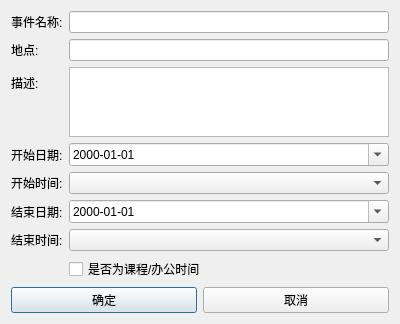
Old version of the form ui/forms/AddEventDialog.ui in the repository r-b-cheng/software_engineering_project.
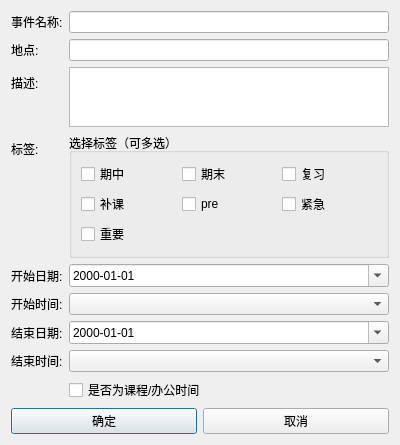
New version of the form.

What changed in the file:
```diff
--- a/ui/forms/AddEventDialog.ui
+++ b/ui/forms/AddEventDialog.ui
@@ -7,7 +7,7 @@
     <x>0</x>
     <y>0</y>
     <width>400</width>
-    <height>320</height>
+    <height>400</height>
    </rect>
   </property>
   <property name="windowTitle">
@@ -51,19 +51,84 @@
        <property name="maximumSize">
         <size>
          <width>16777215</width>
-         <height>80</height>
+         <height>60</height>
         </size>
        </property>
       </widget>
      </item>
      <item row="3" column="0">
+      <widget class="QLabel" name="tagsLabel">
+       <property name="text">
+        <string>标签:</string>
+       </property>
+      </widget>
+     </item>
+     <item row="3" column="1">
+      <widget class="QGroupBox" name="tagsGroup">
+       <property name="title">
+        <string>选择标签（可多选）</string>
+       </property>
+       <layout class="QGridLayout" name="tagsLayout">
+        <item row="0" column="0">
+         <widget class="QCheckBox" name="midtermCheck">
+          <property name="text">
+           <string>期中</string>
+          </property>
+         </widget>
+        </item>
+        <item row="0" column="1">
+         <widget class="QCheckBox" name="finalCheck">
+          <property name="text">
+           <string>期末</string>
+          </property>
+         </widget>
+        </item>
+        <item row="0" column="2">
+         <widget class="QCheckBox" name="reviewCheck">
+          <property name="text">
+           <string>复习</string>
+          </property>
+         </widget>
+        </item>
+        <item row="1" column="0">
+         <widget class="QCheckBox" name="makeupCheck">
+          <property name="text">
+           <string>补课</string>
+          </property>
+         </widget>
+        </item>
+        <item row="1" column="1">
+         <widget class="QCheckBox" name="preCheck">
+          <property name="text">
+           <string>pre</string>
+          </property>
+         </widget>
+        </item>
+        <item row="1" column="2">
+         <widget class="QCheckBox" name="urgentCheck">
+          <property name="text">
+           <string>紧急</string>
+          </property>
+         </widget>
+        </item>
+        <item row="2" column="0">
+         <widget class="QCheckBox" name="importantCheck">
+          <property name="text">
+           <string>重要</string>
+          </property>
+         </widget>
+        </item>
+       </layout>
+      </widget>
+     </item>
+     <item row="4" column="0">
       <widget class="QLabel" name="startDateLabel">
        <property name="text">
         <string>开始日期:</string>
        </property>
       </widget>
      </item>
-     <item row="3" column="1">
+     <item row="4" column="1">
       <widget class="QDateEdit" name="startDateEdit">
        <property name="displayFormat">
         <string>yyyy-MM-dd</string>
@@ -73,14 +138,14 @@
        </property>
       </widget>
      </item>
-     <item row="4" column="0">
+     <item row="5" column="0">
       <widget class="QLabel" name="startTimeLabel">
        <property name="text">
         <string>开始时间:</string>
        </property>
       </widget>
      </item>
-     <item row="4" column="1">
+     <item row="5" column="1">
       <widget class="QComboBox" name="startTimeCombo">
        <property name="editable">
         <bool>false</bool>
@@ -90,14 +155,14 @@
        </property>
       </widget>
      </item>
-     <item row="5" column="0">
+     <item row="6" column="0">
       <widget class="QLabel" name="endDateLabel">
        <property name="text">
         <string>结束日期:</string>
        </property>
       </widget>
      </item>
-     <item row="5" column="1">
+     <item row="6" column="1">
       <widget class="QDateEdit" name="endDateEdit">
        <property name="displayFormat">
         <string>yyyy-MM-dd</string>
@@ -107,14 +172,14 @@
        </property>
       </widget>
      </item>
-     <item row="6" column="0">
+     <item row="7" column="0">
       <widget class="QLabel" name="endTimeLabel">
        <property name="text">
         <string>结束时间:</string>
        </property>
       </widget>
      </item>
-     <item row="6" column="1">
+     <item row="7" column="1">
       <widget class="QComboBox" name="endTimeCombo">
        <property name="editable">
         <bool>false</bool>
@@ -124,14 +189,14 @@
        </property>
       </widget>
      </item>
-     <item row="7" column="0">
+     <item row="8" column="0">
       <widget class="QLabel" name="isCourseLabel">
        <property name="text">
         <string/>
        </property>
       </widget>
      </item>
-     <item row="7" column="1">
+     <item row="8" column="1">
       <widget class="QCheckBox" name="isCourseCheck">
        <property name="text">
         <string>是否为课程/办公时间</string>
```
